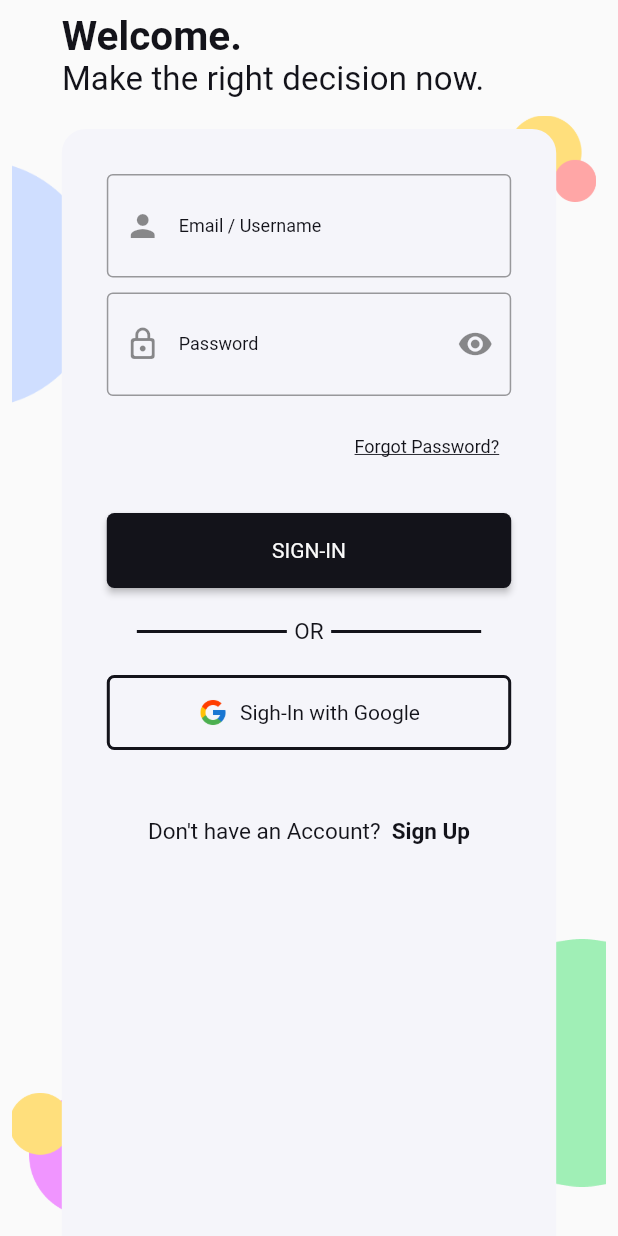
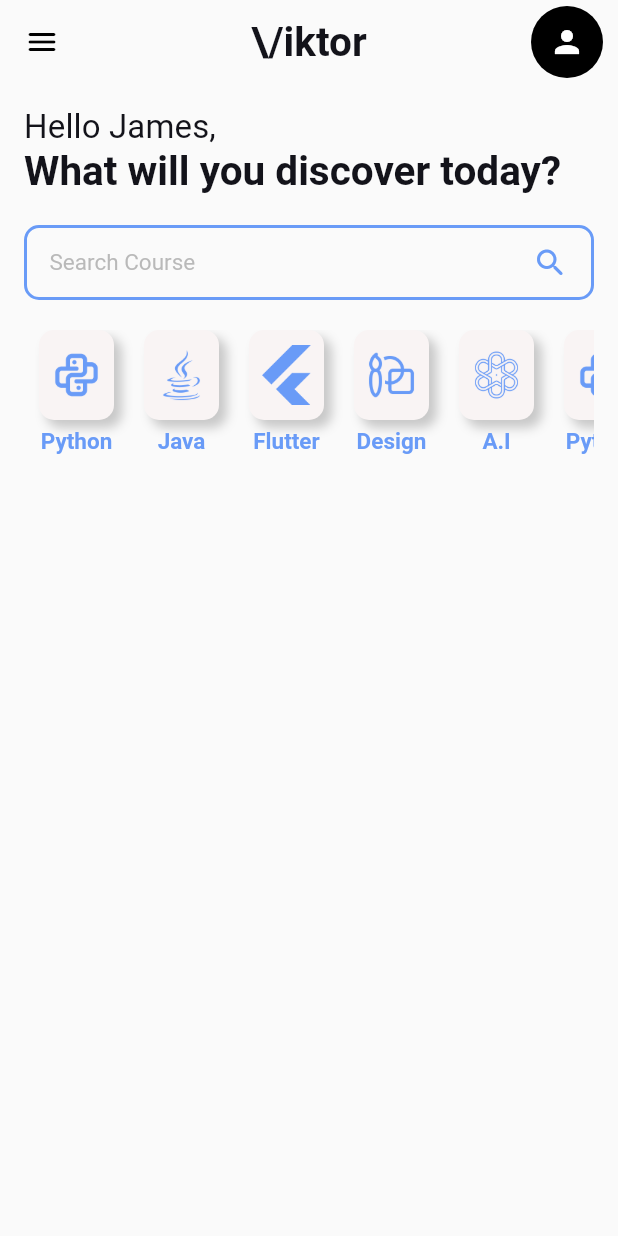
Before and after one commit to NhatToan1010/flutter_study_app, a Flutter app: the screen it shows after launch, on a phone screen of 412 x 824 dp. Run offline on Flutter 3.47's test engine with Material 2 defaults, Android fonts, the phone set to English and light mode, and no system bars; our stand-ins replace get, google_fonts, liquid_swipe, smooth_page_indicator; missing offline and left inert: otp_timer_button; Roboto replaces fonts that are missing (Varela).

Commit message:
Change Row in CategoriesWidget.dart into ListView.builder

```diff
--- a/lib/main.dart
+++ b/lib/main.dart
@@ -1,6 +1,7 @@
 import 'package:flutter/material.dart';
 import 'package:flutter_study_app/src/features/authentication/screens/sign_in_screen/sign_in_screen.dart';
 import 'package:flutter_study_app/src/features/authentication/screens/splash_screen/splash_screen.dart';
+import 'package:flutter_study_app/src/features/home/screens/dashboard/DashBoard.dart';
 import 'package:flutter_study_app/src/utils/themes/theme.dart';
 import 'package:get/get.dart';
 
@@ -19,7 +20,7 @@ class MyApp extends StatelessWidget {
       themeMode: ThemeMode.system,
       defaultTransition: Transition.leftToRightWithFade,
       debugShowCheckedModeBanner: false,
-      home: const SignInScreen(),
+      home: const DashBoard(),
     );
   }
 }
--- a/lib/src/constants/colors.dart
+++ b/lib/src/constants/colors.dart
@@ -19,6 +19,7 @@ const darkColor200 = Color(0xFF757575);
 const darkColor100 = Color(0xFF999999);
 
 const blueColor = Color(0xFF5460F5);
+const blueAccent = Color(0xFF699BF7);
 const lightBlue = Color(0xFF90CAF9);
 const darkBlue = Color(0xFF0022BA);
 
--- a/lib/src/constants/image_strings.dart
+++ b/lib/src/constants/image_strings.dart
@@ -21,10 +21,17 @@ const String imgWelcomeScreenBackgroundBlue = "assets/images/welcome_screen/welc
 const String imgWelcomeScreenImage = "assets/images/welcome_screen/welcome_screen_image.png";
 
 //Sign-In Screen
+const String imgForgotPassword = "assets/images/sign_in_screen/img_forgot_password.png";
+
+// Icons
 const String icGoogle = "assets/icons/ic_google.png";
 const String icFacebook = "assets/icons/ic_facebook.png";
 const String icLinkedin = "assets/icons/ic_linkedin.png";
 const String icEmail = "assets/icons/ic_email.png";
 const String icPassword = "assets/icons/ic_password.png";
 const String icShowPassword = "assets/icons/ic_show_password.png";
-const String imgForgotPassword = "assets/images/sign_in_screen/img_forgot_password.png";
+const String icPython = "assets/icons/ic_python.png";
+const String icJava = "assets/icons/ic_java.png";
+const String icFlutter = "assets/icons/ic_flutter.png";
+const String icGraphicDesign = "assets/icons/ic_graphic_design.png";
+const String icArtificialIntelligence = "assets/icons/ic_artificial_intelligence.png";
--- a/lib/src/constants/sizes.dart
+++ b/lib/src/constants/sizes.dart
@@ -19,3 +19,4 @@ const double bgWidth = 350.0;
 const double bgHeight = 720.0;
 
 const double defaultPaddingSize = 8.0;
+const double defaultHeight = 50.0;
--- a/lib/src/constants/text_strings.dart
+++ b/lib/src/constants/text_strings.dart
@@ -31,6 +31,11 @@ const String txtPassword = "Password";
 const String txtConfirmPassword = "Confirm Password";
 const String txtContinue = "Continue";
 const String txtResend = "Resend";
+const String txtPython = "Python";
+const String txtJava = "Java";
+const String txtFlutter = "Flutter";
+const String txtGraphicDesign = "Design";
+const String txtArtificialIntelligence = "A.I";
 
 // Sign-In Screen
 const String txtSignInHeading = "Welcome.";
@@ -58,3 +63,9 @@ const String txtSignUpTitle = "A Journey will begin soon.";
 const String txtAcceptance = "I have read and accepted all  ";
 const String txtPrivacy = "Privacy policy & Term";
 const String txtSignUpFooter = "Already have an Account?  ";
+
+// Dash Board Screen
+const String txtLabel = "\\/iktor";
+const String txtGreeting = "Hello James,";
+const String txtSubGreeting = "What will you discover today?";
+const String txtSearch = "Search Course";
--- /dev/null
+++ b/lib/src/features/home/models/dashboard/CategoriesModel.dart
@@ -0,0 +1,7 @@
+class CategoriesModel {
+  final String image;
+  final String title;
+
+  CategoriesModel({required this.image, required this.title});
+
+}
--- /dev/null
+++ b/lib/src/features/home/screens/dashboard/CategoriesWidget.dart
@@ -0,0 +1,82 @@
+import 'dart:convert';
+
+import 'package:flutter/material.dart';
+import 'package:flutter_study_app/src/constants/colors.dart';
+import 'package:flutter_study_app/src/constants/image_strings.dart';
+import 'package:flutter_study_app/src/constants/text_strings.dart';
+import 'package:flutter_study_app/src/features/home/models/dashboard/CategoriesModel.dart';
+
+class CategoriesWidget extends StatelessWidget {
+  const CategoriesWidget({
+    super.key,
+  });
+
+  @override
+  Widget build(BuildContext context) {
+    final dataTitle = [
+      txtPython,
+      txtJava,
+      txtFlutter,
+      txtGraphicDesign,
+      txtArtificialIntelligence,
+      txtPython,
+      txtJava,
+      txtFlutter,
+      txtGraphicDesign,
+      txtArtificialIntelligence
+    ];
+    final dataImage = [
+      icPython,
+      icJava,
+      icFlutter,
+      icGraphicDesign,
+      icArtificialIntelligence,
+      icPython,
+      icJava,
+      icFlutter,
+      icGraphicDesign,
+      icArtificialIntelligence
+    ];
+
+    return SizedBox(
+        height: 90,
+        child: ListView.builder(
+          scrollDirection: Axis.horizontal,
+          physics: const ClampingScrollPhysics(),
+          itemCount: dataTitle.length,
+          itemBuilder: (context, index) => Container(
+            padding: const EdgeInsets.symmetric(horizontal: 10),
+            child: Column(
+              children: [
+                Container(
+                    width: 50,
+                    height: 60,
+                    decoration: BoxDecoration(
+                      borderRadius: BorderRadius.circular(10.0),
+                      color: lightColor700,
+                      boxShadow: [
+                        BoxShadow(
+                            color: Colors.black.withOpacity(0.2),
+                            blurRadius: 5,
+                            offset: const Offset(5, 5))
+                      ],
+                    ),
+                    child: TextButton(
+                        onPressed: () {},
+                        child: Image(
+                            width: 40,
+                            height: 40,
+                            image: AssetImage(dataImage[index])))),
+                const SizedBox(height: 5.0),
+                Text(
+                  dataTitle[index],
+                  style: const TextStyle(
+                      color: blueAccent, fontWeight: FontWeight.bold),
+                )
+              ],
+            ),
+          ),
+        ),
+      );
+  }
+}
--- /dev/null
+++ b/lib/src/features/home/screens/dashboard/DashBoard.dart
@@ -0,0 +1,115 @@
+import 'package:flutter/material.dart';
+import 'package:flutter_study_app/src/constants/colors.dart';
+import 'package:flutter_study_app/src/constants/image_strings.dart';
+import 'package:flutter_study_app/src/constants/sizes.dart';
+import 'package:flutter_study_app/src/constants/text_strings.dart';
+import 'package:flutter_study_app/src/features/home/models/dashboard/CategoriesModel.dart';
+import 'package:flutter_study_app/src/features/home/screens/dashboard/CategoriesWidget.dart';
+import 'package:flutter_study_app/src/features/home/screens/dashboard/DashBoard.dart';
+
+class DashBoard extends StatelessWidget {
+  const DashBoard({super.key});
+
+  @override
+  Widget build(BuildContext context) {
+    final txtTheme = Theme.of(context).textTheme;
+    final size = MediaQuery.of(context).size;
+
+    return Scaffold(
+      appBar: AppBar(
+        leading: const Icon(
+          Icons.menu_rounded,
+          color: Colors.black,
+        ),
+        title: Text(
+          txtLabel,
+          style: Theme.of(context).textTheme.headlineSmall,
+        ),
+        backgroundColor: Colors.transparent,
+        centerTitle: true,
+        elevation: 0,
+        actions: [
+          Container(
+            margin: const EdgeInsets.symmetric(horizontal: 10.0),
+              decoration: const BoxDecoration(
+                shape: BoxShape.circle,
+                  color: Colors.black),
+              child: IconButton(
+                onPressed: () {},
+                icon: const Icon(Icons.person),
+                splashRadius: 1,
+              ))
+        ],
+      ),
+      body: Container(
+        margin: const EdgeInsets.all(16),
+        child: Column(
+          crossAxisAlignment: CrossAxisAlignment.start,
+          children: [
+            // --- Heading ---
+            Column(
+              crossAxisAlignment: CrossAxisAlignment.start,
+              children: [
+                Text(
+                  txtGreeting,
+                  style: txtTheme.titleSmall,
+                ),
+                Text(
+                  txtSubGreeting,
+                  style: txtTheme.headlineSmall,
+                )
+              ],
+            ),
+            // --- Search Bar ---
+            const SizedBox(height: 20.0),
+            Container(
+                padding: const EdgeInsets.symmetric(horizontal: 15.0),
+                width: size.width,
+                height: defaultHeight,
+                decoration: BoxDecoration(
+                  borderRadius: BorderRadius.circular(10.0),
+                  border: Border.all(width: 2, color: blueAccent),
+                ),
+                child: Row(
+                  mainAxisAlignment: MainAxisAlignment.spaceBetween,
+                  children: [
+                    Text(
+                      txtSearch,
+                      style: txtTheme.bodyMedium
+                          ?.apply(color: Colors.grey.withOpacity(0.7)),
+                    ),
+                    const Icon(
+                      Icons.search_rounded,
+                      color: blueAccent,
+                    )
+                  ],
+                )),
+            const SizedBox(height: 20.0),
+            // --- Categories
+            const CategoriesWidget(),
+          ],
+        ),
+      ),
+    );
+  }
+}
+
+// const SingleChildScrollView(
+//   scrollDirection: Axis.horizontal,
+//   child:
+//       CategoriesWidget()
+//       CategoriesWidget(
+//           model: CategoriesModel(image: icPython, title: txtPython)),
+//       CategoriesWidget(
+//           model: CategoriesModel(image: icJava, title: txtJava)),
+//       CategoriesWidget(
+//           model:
+//               CategoriesModel(image: icFlutter, title: txtFlutter)),
+//       CategoriesWidget(
+//           model: CategoriesModel(
+//               image: icGraphicDesign, title: txtGraphicDesign)),
+//       CategoriesWidget(
+//           model: CategoriesModel(
+//               image: icArtificialIntelligence,
+//               title: txtArtificialIntelligence)),
+// )
--- a/lib/src/features/home/screens/home.dart
+++ /dev/null
@@ -1,23 +0,0 @@
-import 'package:flutter/material.dart';
-
-class Home extends StatelessWidget {
-  const Home({super.key});
-
-  @override
-  Widget build(BuildContext context) {
-    return Scaffold(
-      body: Column(
-        mainAxisSize: MainAxisSize.max,
-        mainAxisAlignment: MainAxisAlignment.center,
-        crossAxisAlignment: CrossAxisAlignment.center,
-        children: [
-          Text(
-            "Hello World!",
-            textAlign: TextAlign.center,
-            style: Theme.of(context).textTheme.headlineMedium,
-          )
-        ],
-      ),
-    );
-  }
-}
```
Also changed, not shown: assets/icons/ic_artificial_intelligence.png (added), assets/icons/ic_flutter.png (added), assets/icons/ic_graphic_design.png (added), assets/icons/ic_java.png (added), assets/icons/ic_python.png (added).
